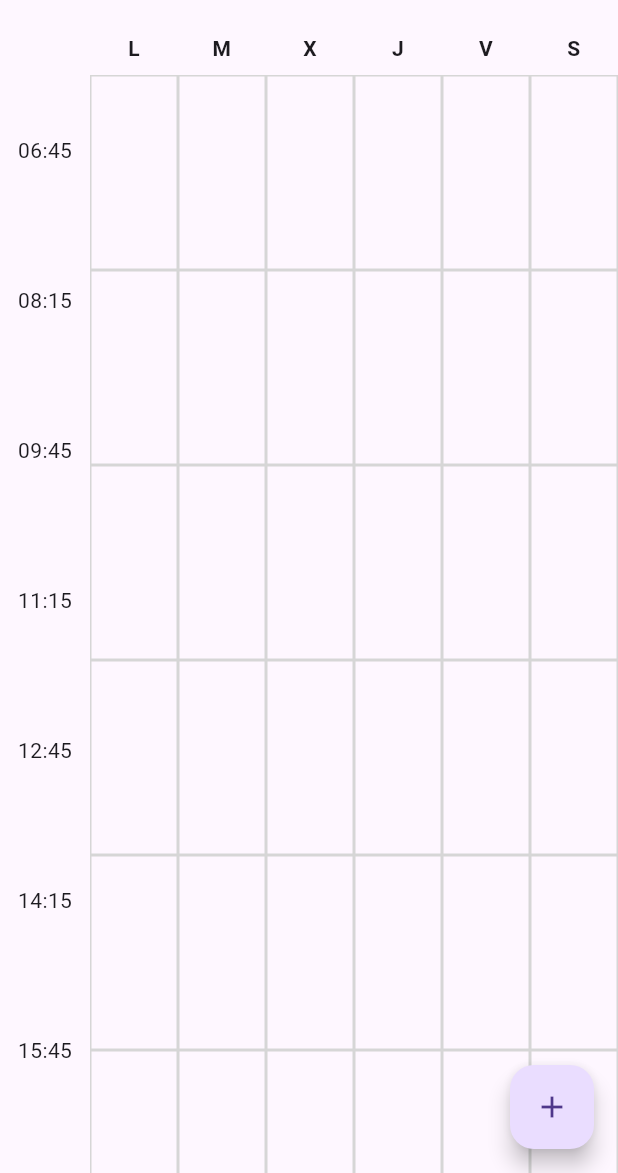
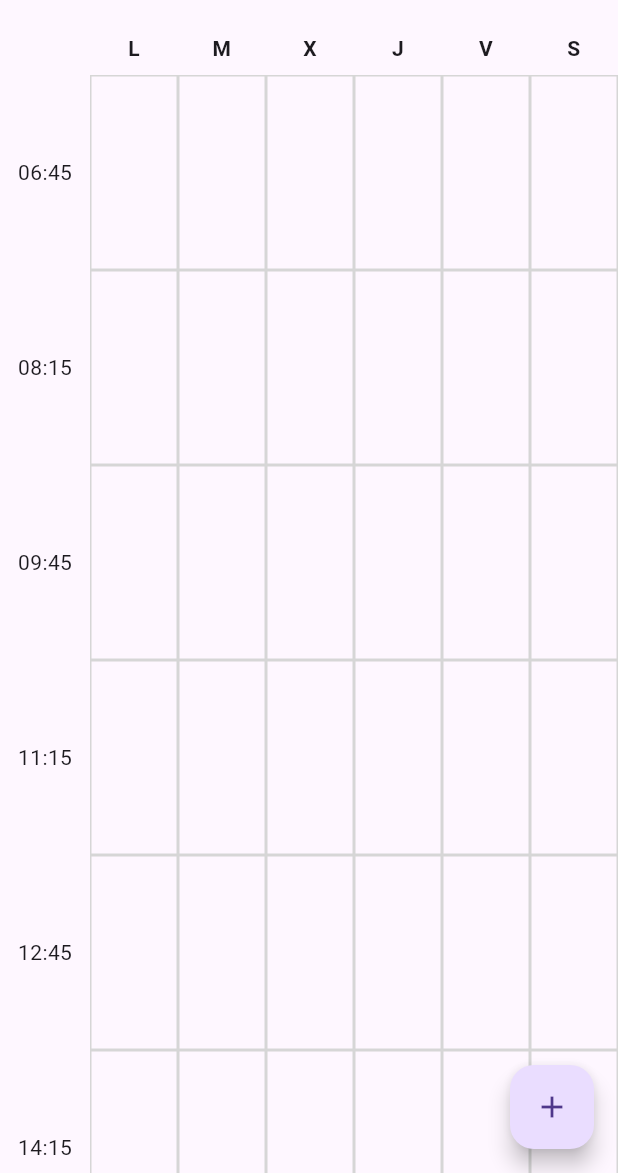
Before and after one commit to Anstayker/FCyT_Calendar, a Flutter app: the screen it shows after launch, on a phone screen of 412 x 824 dp, the part 63-1236 px from its top. Run offline on Flutter 3.47's test engine with Material 3 defaults, Android fonts, the phone set to English and light mode, and no system bars; our stand-ins replace bloc, dartz, equatable, flutter_bloc, get_it, pdf and 2 more.

Commit message:
calendar vertical size fixed in mobile

```diff
--- a/assets/calendar_info.json
+++ b/assets/calendar_info.json
@@ -243,7 +243,7 @@
             },
             {
               "id": "5",
-              "name": "Introducción A La Programación",
+              "name": "Introducción a la Programación",
               "groups": [
                 {
                   "id": "1",
--- a/lib/feature/calendar/presentation/widgets/mobile_calendar.dart
+++ b/lib/feature/calendar/presentation/widgets/mobile_calendar.dart
@@ -90,7 +90,7 @@ class _MobileCalendarState extends State<MobileCalendar> {
 
   Container hoursDisplay(String hour) {
     return Container(
-      height: verticalSize,
+      height: widget.isHorizontal ? verticalSize : verticalSize + 30,
       width: 60,
       alignment: Alignment.center,
       child: Text(hour),
```
